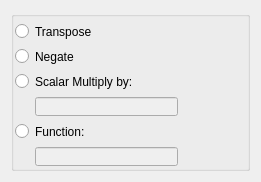
Above: src/Interface/Modules/Math/EvaluateLinearAlgebraUnary.ui from SCIInstitute/SCIRun before the change. Below: the same form after it.
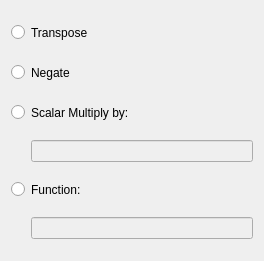
That is the form after the change.

Patch:
```diff
--- a/src/Interface/Modules/Math/EvaluateLinearAlgebraUnary.ui
+++ b/src/Interface/Modules/Math/EvaluateLinearAlgebraUnary.ui
@@ -9,8 +9,8 @@
    <rect>
     <x>0</x>
     <y>0</y>
-    <width>261</width>
-    <height>182</height>
+    <width>264</width>
+    <height>261</height>
    </rect>
   </property>
   <property name="sizePolicy">
@@ -27,8 +27,8 @@
   </property>
   <property name="maximumSize">
    <size>
-    <width>261</width>
-    <height>182</height>
+    <width>9999</width>
+    <height>9999</height>
    </size>
   </property>
   <property name="windowTitle">
@@ -36,22 +36,13 @@
   </property>
   <layout class="QVBoxLayout" name="verticalLayout_4">
    <item>
-    <widget class="QGroupBox" name="groupBox">
-     <property name="title">
-      <string/>
-     </property>
-     <widget class="QWidget" name="layoutWidget">
-      <property name="geometry">
-       <rect>
-        <x>4</x>
-        <y>11</y>
-        <width>163</width>
-        <height>144</height>
-       </rect>
-      </property>
-      <layout class="QVBoxLayout" name="verticalLayout">
-       <item>
         <widget class="QRadioButton" name="transposeRadioButton_">
+     <property name="minimumSize">
+      <size>
+       <width>0</width>
+       <height>25</height>
+      </size>
+     </property>
          <property name="text">
           <string>Transpose</string>
          </property>
@@ -59,6 +50,12 @@
        </item>
        <item>
         <widget class="QRadioButton" name="negateRadioButton_">
+     <property name="minimumSize">
+      <size>
+       <width>0</width>
+       <height>25</height>
+      </size>
+     </property>
          <property name="text">
           <string>Negate</string>
          </property>
@@ -66,6 +63,12 @@
        </item>
        <item>
         <widget class="QRadioButton" name="scalarMultiplyRadioButton_">
+     <property name="minimumSize">
+      <size>
+       <width>0</width>
+       <height>25</height>
+      </size>
+     </property>
          <property name="text">
           <string>Scalar Multiply by:</string>
          </property>
@@ -100,6 +103,12 @@
        </item>
        <item>
         <widget class="QRadioButton" name="functionRadioButton_">
+     <property name="minimumSize">
+      <size>
+       <width>0</width>
+       <height>25</height>
+      </size>
+     </property>
          <property name="text">
           <string>Function: </string>
          </property>
@@ -131,10 +140,6 @@
           </widget>
          </item>
         </layout>
-       </item>
-      </layout>
-     </widget>
-    </widget>
    </item>
   </layout>
  </widget>
```
Lines whose indentation alone changed are shown as unchanged.
